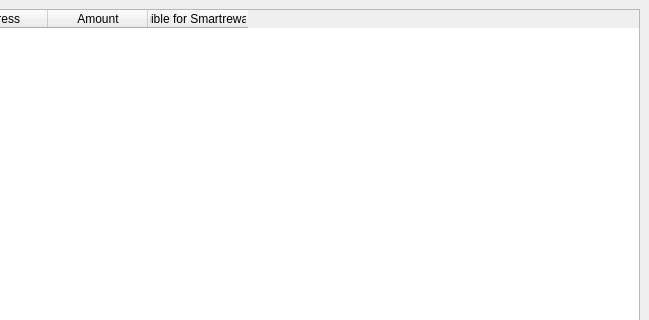
The window that src/qt/forms/smartrewardslist.ui (firoorg/firo) describes before a commit, drawn with Qt 5; both pictures show x 162 to 811 and y 0 to 320 of the 811 by 457 pixel window.
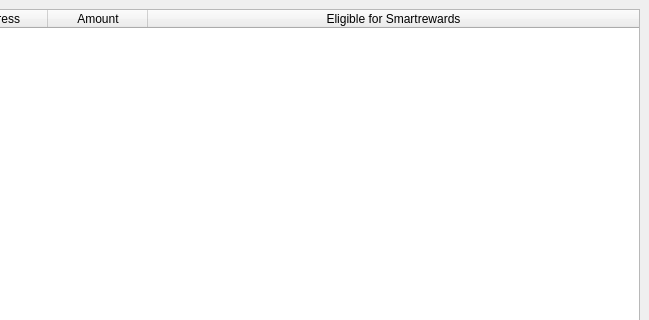
The same window after the commit.

Commit message: address listing on smartrewards tab

Diff of the .ui file:
```diff
--- a/src/qt/forms/smartrewardslist.ui
+++ b/src/qt/forms/smartrewardslist.ui
@@ -33,6 +33,24 @@
      </property>
      <item>
       <widget class="QTableWidget" name="tableWidget">
+       <property name="editTriggers">
+        <set>QAbstractItemView::NoEditTriggers</set>
+       </property>
+       <property name="alternatingRowColors">
+        <bool>true</bool>
+       </property>
+       <property name="selectionBehavior">
+        <enum>QAbstractItemView::SelectRows</enum>
+       </property>
+       <property name="sortingEnabled">
+        <bool>true</bool>
+       </property>
+       <attribute name="horizontalHeaderStretchLastSection">
+        <bool>true</bool>
+       </attribute>
+       <attribute name="verticalHeaderVisible">
+        <bool>false</bool>
+       </attribute>
        <column>
         <property name="text">
          <string>Label</string>
```
Left out of the diff: 2 changed lines with no effect on the pictures. The commit also changes 2 other files.
